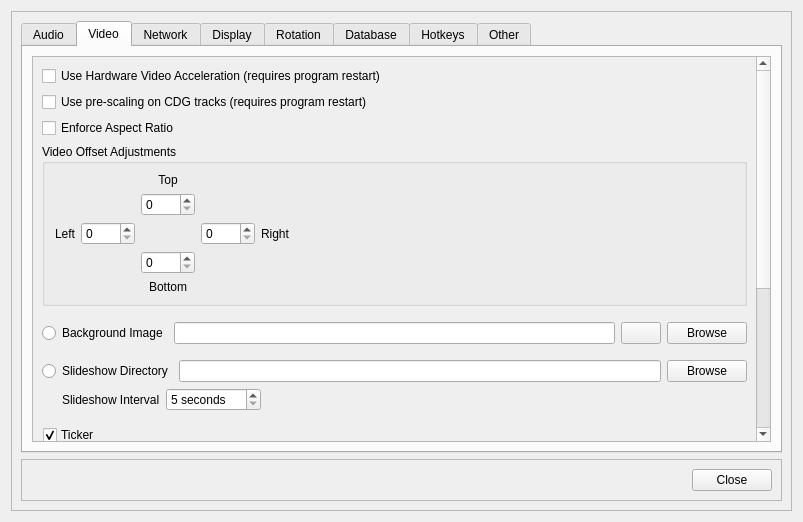
The window that src/dlgsettings.ui (kirkphillip605/OpenKJ) describes before a commit, drawn with Qt 5.
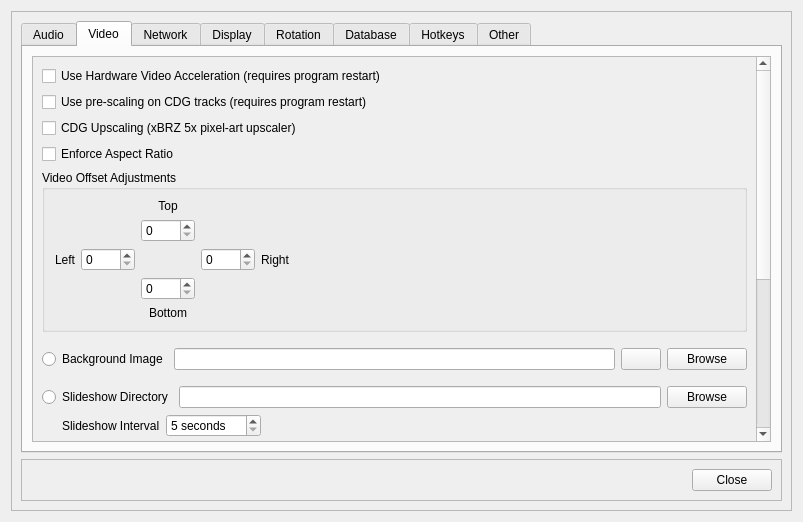
The same window after the commit. The open tabs and pages were chosen to show the change. Icons and pictures are not drawn.

Commit message:
Phase 2: Fix karaoke playback and add CDG Upscaling toggle
When CDG Upscaling is OFF (default), the original CDG rendering pipeline is
used (RGB8P indexed format, 288x192 cropped dimensions) - matching master's
proven working behavior. When ON, the xBRZ 5x pixel-art upscaler is used
(BGRA, 1500x1080). Caps are updated dynamically on each load() call.

Added "CDG Upscaling" checkbox under the Video tab in app settings.

```diff
--- a/src/dlgsettings.ui
+++ b/src/dlgsettings.ui
@@ -334,6 +334,16 @@
                   </property>
                  </widget>
                 </item>
+                <item>
+                 <widget class="QCheckBox" name="checkBoxCdgUpscaling">
+                  <property name="toolTip">
+                   <string>&lt;html&gt;&lt;head/&gt;&lt;body&gt;&lt;p&gt;Enables xBRZ pixel-art upscaling on CDG graphics (300×216 → 1500×1080). Produces very sharp output but significantly increases CPU load. When disabled, CDG tracks play using the original rendering pipeline.&lt;/p&gt;&lt;/body&gt;&lt;/html&gt;</string>
+                  </property>
+                  <property name="text">
+                   <string>CDG Upscaling (xBRZ 5x pixel-art upscaler)</string>
+                  </property>
+                 </widget>
+                </item>
                 <item>
                  <widget class="QCheckBox" name="checkBoxEnforceAspectRatio">
                   <property name="toolTip">
```
The commit also changes 7 other files.
